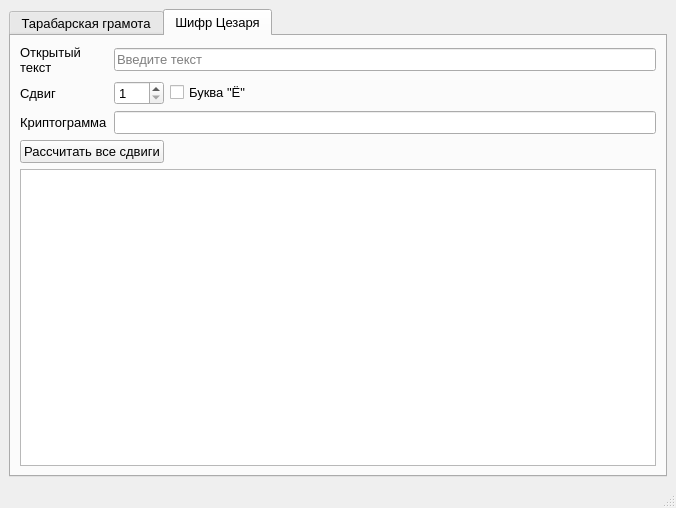
First picture: the form in Crypto/mainwindow.ui, repository Pinadva/Crypto, before the edit.
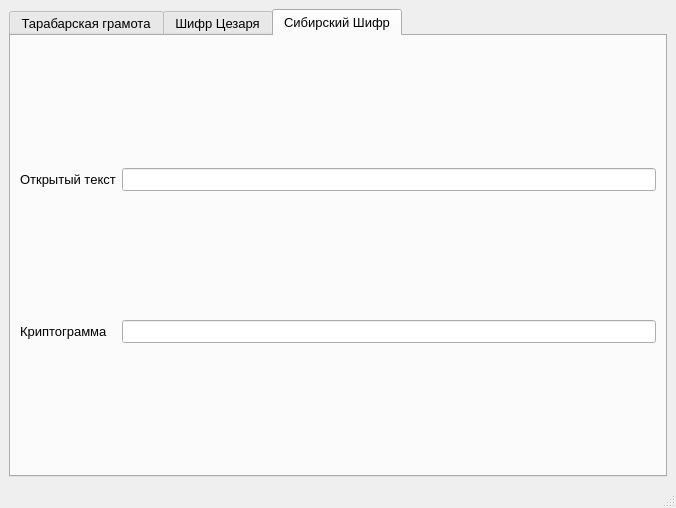
Second picture: the form after the edit. The open tabs and pages were chosen to show the change.

The edit to the form file:
```diff
--- a/Crypto/mainwindow.ui
+++ b/Crypto/mainwindow.ui
@@ -19,9 +19,9 @@
    <string>Crypto</string>
   </property>
   <widget class="QWidget" name="centralwidget">
-   <layout class="QGridLayout" name="gridLayout">
-    <item row="0" column="0">
-     <widget class="QTabWidget" name="gibberish_tabWidget">
+   <layout class="QFormLayout" name="formLayout">
+    <item row="0" column="0" colspan="2">
+     <widget class="QTabWidget" name="tabWidget">
       <property name="currentIndex">
        <number>1</number>
       </property>
@@ -171,7 +171,38 @@
            <string>Буква &quot;Ё&quot;</string>
           </property>
           <property name="checked">
-           <bool>false</bool>
+           <bool>true</bool>
+          </property>
+         </widget>
+        </item>
+       </layout>
+      </widget>
+      <widget class="QWidget" name="tab_3">
+       <attribute name="title">
+        <string>Сибирский Шифр</string>
+       </attribute>
+       <layout class="QGridLayout" name="gridLayout">
+        <item row="0" column="1">
+         <widget class="QLineEdit" name="siberianOpenText_lineEdit"/>
+        </item>
+        <item row="0" column="0">
+         <widget class="QLabel" name="label_6">
+          <property name="text">
+           <string>Открытый текст</string>
+          </property>
+         </widget>
+        </item>
+        <item row="1" column="0">
+         <widget class="QLabel" name="label_7">
+          <property name="text">
+           <string>Криптограмма</string>
+          </property>
+         </widget>
+        </item>
+        <item row="1" column="1">
+         <widget class="QLineEdit" name="siberianCryptogram_lineEdit">
+          <property name="readOnly">
+           <bool>true</bool>
           </property>
          </widget>
         </item>
```
